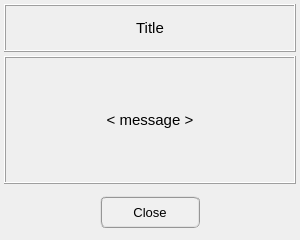
Old version of the form pulse/interface/ui_files/messages/print_message.ui in the repository open-pulse/OpenPulse.
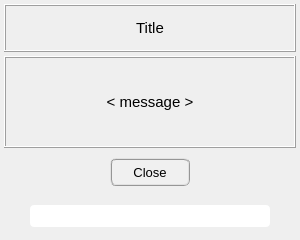
New version of the form.

Patch:
```diff
--- a/pulse/interface/ui_files/messages/print_message.ui
+++ b/pulse/interface/ui_files/messages/print_message.ui
@@ -46,13 +46,13 @@
      <property name="minimumSize">
       <size>
        <width>0</width>
-       <height>48</height>
+       <height>40</height>
       </size>
      </property>
      <property name="maximumSize">
       <size>
        <width>650</width>
-       <height>48</height>
+       <height>40</height>
       </size>
      </property>
      <property name="frameShape">
@@ -81,14 +81,14 @@
        <widget class="QPushButton" name="pushButton_close">
         <property name="minimumSize">
          <size>
-          <width>100</width>
-          <height>32</height>
+          <width>80</width>
+          <height>28</height>
          </size>
         </property>
         <property name="maximumSize">
          <size>
-          <width>100</width>
-          <height>32</height>
+          <width>80</width>
+          <height>28</height>
          </size>
         </property>
         <property name="sizeIncrement">
@@ -286,6 +286,65 @@
      </layout>
     </widget>
    </item>
+   <item row="3" column="0">
+    <widget class="QFrame" name="frame_progress_bar">
+     <property name="minimumSize">
+      <size>
+       <width>0</width>
+       <height>40</height>
+      </size>
+     </property>
+     <property name="maximumSize">
+      <size>
+       <width>650</width>
+       <height>40</height>
+      </size>
+     </property>
+     <property name="frameShape">
+      <enum>QFrame::NoFrame</enum>
+     </property>
+     <property name="frameShadow">
+      <enum>QFrame::Raised</enum>
+     </property>
+     <layout class="QGridLayout" name="gridLayout_6">
+      <property name="leftMargin">
+       <number>0</number>
+      </property>
+      <property name="topMargin">
+       <number>0</number>
+      </property>
+      <property name="rightMargin">
+       <number>0</number>
+      </property>
+      <property name="bottomMargin">
+       <number>0</number>
+      </property>
+      <property name="spacing">
+       <number>2</number>
+      </property>
+      <item row="0" column="0">
+       <widget class="QProgressBar" name="progress_bar_timer">
+        <property name="maximumSize">
+         <size>
+          <width>240</width>
+          <height>16777215</height>
+         </size>
+        </property>
+        <property name="styleSheet">
+         <string notr="true">QProgressBar { border-radius: 4px;  background-color: rgb(255,255,255);  border-width: 1px}
+QProgressBar::chunk {border-radius: 4px;   background-color:  rgb(20,150,255);  border-width: 1px }</string>
+        </property>
+        <property name="value">
+         <number>0</number>
+        </property>
+        <property name="textVisible">
+         <bool>false</bool>
+        </property>
+       </widget>
+      </item>
+     </layout>
+    </widget>
+   </item>
   </layout>
  </widget>
  <resources/>
```
